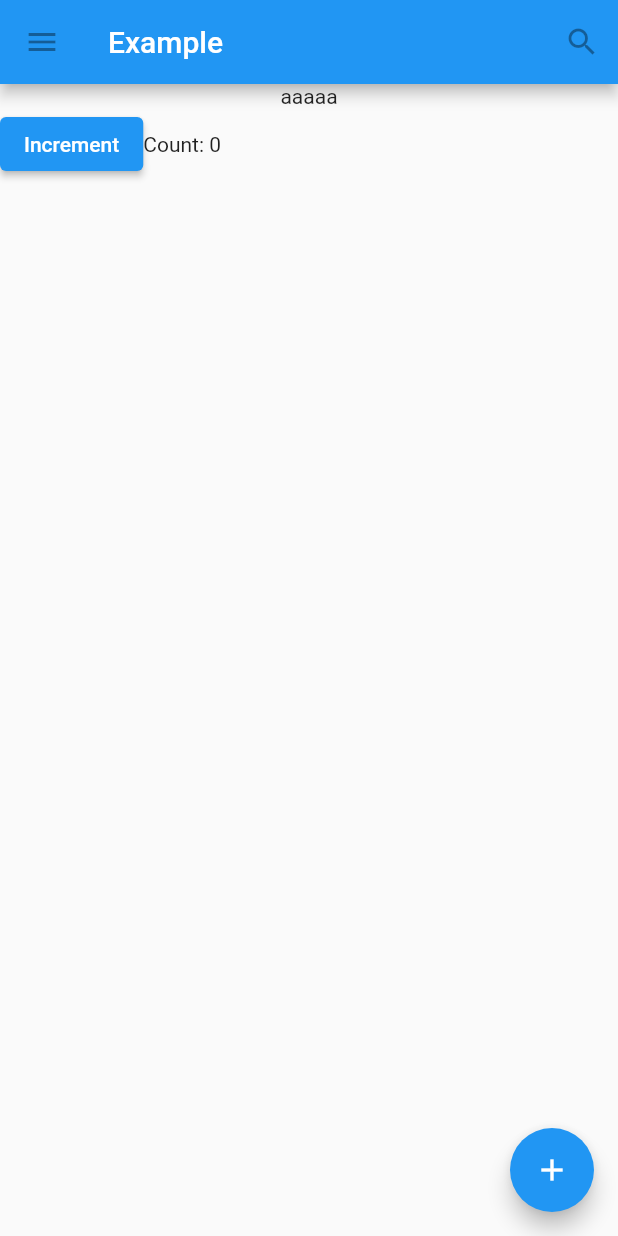
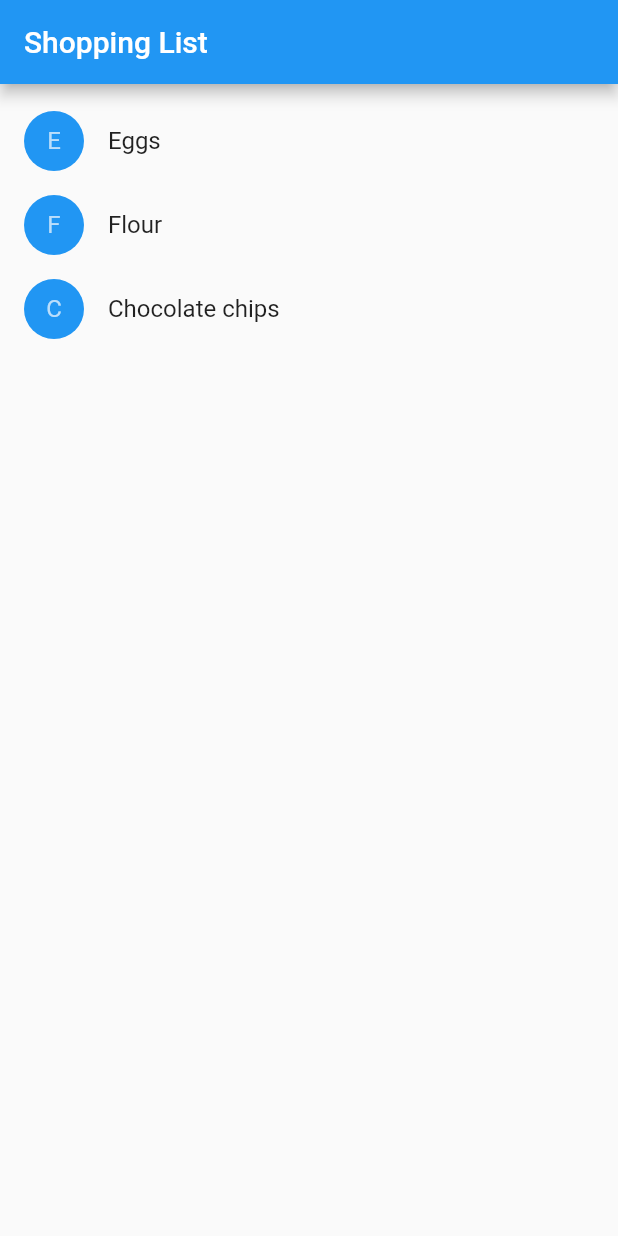
Before and after one commit to tomothumb/sandbox_flutter, a Flutter app: the screen it shows after launch, on a phone screen of 412 x 824 dp. Run offline on Flutter 3.47's test engine with Material 2 defaults, Android fonts, the phone set to English and light mode, and no system bars.

Commit message:
tutorial: shoppingcart sample

```diff
--- a/tutorial/lib/main.dart
+++ b/tutorial/lib/main.dart
@@ -1,12 +1,106 @@
 import 'package:flutter/material.dart';
 // import 'package:english_words/english_words.dart';
+
+class Product {
+  const Product({this.name});
+  final String name;
+}
 
 void main() {
   runApp(MaterialApp(
     title: 'My app',
-    home: TutorialHome(),
+    home: ShoppingList(
+      products: <Product>[
+        Product(name: 'Eggs'),
+        Product(name: 'Flour'),
+        Product(name: 'Chocolate chips'),
+      ]
+    ),
   ));
 }
+
+class ShoppingList extends StatefulWidget {
+  ShoppingList({Key key, this.products}) : super(key: key);
+
+  final List<Product> products;
+
+  @override
+  _ShoppingListState createState() => _ShoppingListState();
+}
+
+class _ShoppingListState extends State<ShoppingList> {
+
+  Set<Product> _shoppingCart = Set<Product>();
+
+  void _handleCartChanged(Product product, bool inCart) {
+    setState((){
+      if (!inCart){
+        _shoppingCart.add(product);
+      }else{
+        _shoppingCart.remove(product);
+      }
+    });
+  }
+
+  @override
+  Widget build(BuildContext context) {
+    return Scaffold(
+      appBar: AppBar(
+        title: Text('Shopping List'),
+      ),
+      body: ListView(
+        padding: EdgeInsets.symmetric(vertical:10.0),
+        children: widget.products.map((Product product) {
+          return ShoppingListItem(
+            product: product,
+            inCart: _shoppingCart.contains(product),
+            onCartChanged: _handleCartChanged,
+          );
+        }).toList(),
+      )
+    );
+  }
+}
+
+
+typedef void CartChangedCallback(Product product, bool inCart);
+
+class ShoppingListItem extends StatelessWidget {
+  ShoppingListItem({this.product, this.inCart, this.onCartChanged})
+    : super(key: ObjectKey(product));
+
+  final Product product;
+  final bool inCart;
+  final CartChangedCallback onCartChanged;
+
+  Color _getColor(BuildContext context){
+    return inCart ? Colors.black54 : Theme.of(context).primaryColor;
+  }
+
+  TextStyle _getTextStyle(BuildContext context) {
+    if (!inCart) return null;
+    return TextStyle(
+      color: Colors.black54,
+      decoration: TextDecoration.lineThrough,
+    );
+  }
+
+  @override
+  Widget build(BuildContext context) {
+    return ListTile(
+      onTap: () {
+        onCartChanged(product, inCart);
+      },
+      leading: CircleAvatar(
+        backgroundColor: _getColor(context),
+        child: Text(product.name[0]),
+      ),
+      title: Text(product.name, style: _getTextStyle(context)),
+    );
+  }
+}
+
+
 
 class TutorialHome extends StatelessWidget {
   @override
```
